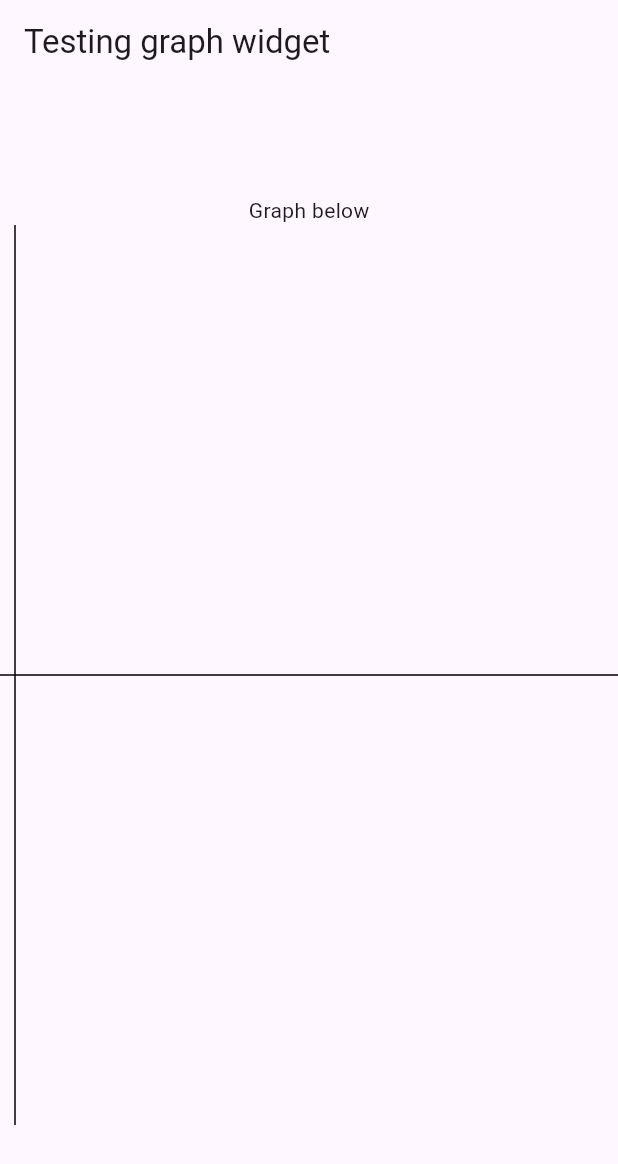
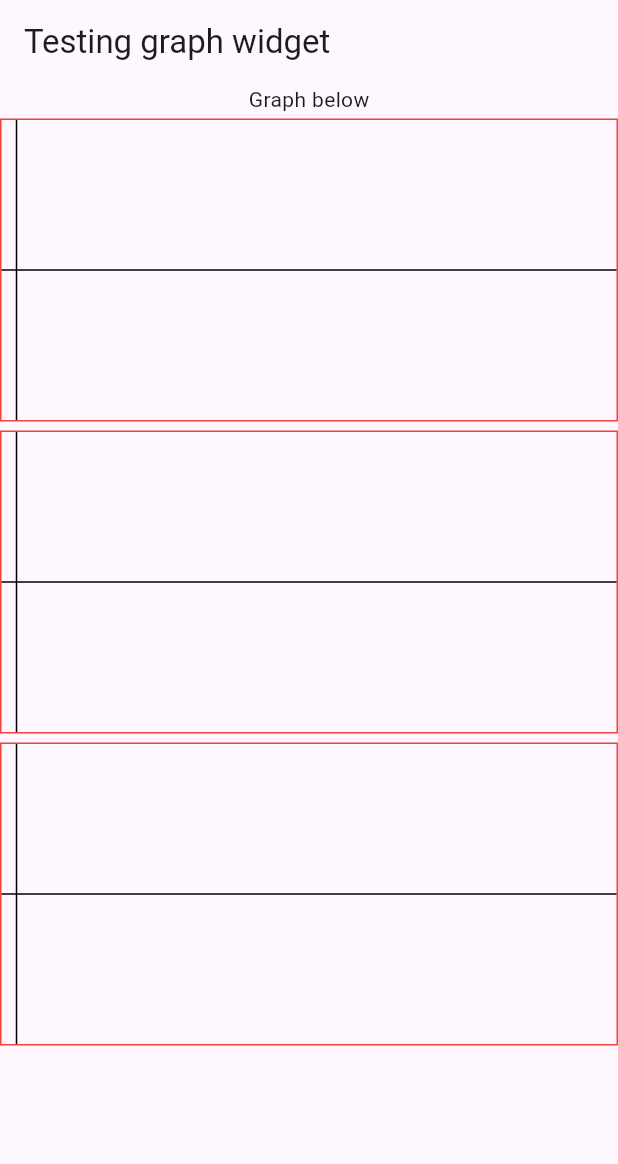
Before and after one commit to Kshitijpawar/Sensors-App, a Flutter app: the screen it shows after launch, on a phone screen of 412 x 824 dp. Shown: the top 1164 px of the screen. Run offline on Flutter 3.47's test engine with Material 3 defaults, Android fonts, the light colour scheme and no system bars; our stand-ins replace sensors_plus.

Commit message:
added axis switches and some ui changes for boxing in the graphs

```diff
--- a/lib/main.dart
+++ b/lib/main.dart
@@ -18,14 +18,25 @@ class SensorApp extends StatelessWidget {
         appBar: AppBar(
           title: Text("Testing graph widget"),
         ),
-        body: Center(
+        body: const Center(
           child: Column(
-            mainAxisAlignment: MainAxisAlignment.center,
+            mainAxisAlignment: MainAxisAlignment.start,
             children: [
               Text("Graph below"),
               GraphWidget(
-                size: Size(double.infinity, 600),
+                size: Size(double.infinity, 200),
                 maxPoints: 100,
+                axisName: "x-axis",
+              ),
+              GraphWidget(
+                size: Size(double.infinity, 200),
+                maxPoints: 100,
+                axisName: "y-axis",
+              ),
+              GraphWidget(
+                size: Size(double.infinity, 200),
+                maxPoints: 100,
+                axisName: "z-axis",
               ),
             ],
           ),
--- a/lib/widgets/graph_widget.dart
+++ b/lib/widgets/graph_widget.dart
@@ -9,7 +9,12 @@ import 'dart:async';
 class GraphWidget extends StatefulWidget {
   final Size size;
   final int maxPoints;
-  const GraphWidget({super.key, required this.size, required this.maxPoints});
+  final String axisName;
+  const GraphWidget(
+      {super.key,
+      required this.size,
+      required this.maxPoints,
+      required this.axisName});
 
   @override
   _GraphWidgetState createState() => _GraphWidgetState();
@@ -37,7 +42,16 @@ class _GraphWidgetState extends State<GraphWidget> {
 
     _accStream =
         accelerometerEventStream().map<double>((AccelerometerEvent event) {
+      switch (widget.axisName) {
+        case "x-axis":
           return event.x;
+        case "y-axis":
+          return event.y;
+        case "z-axis":
+          return event.z;
+        default:
+          return event.x;
+      }
     });
   }
 
@@ -91,14 +105,18 @@ class _GraphWidgetState extends State<GraphWidget> {
         minYvalTest = snapshot.data != null
             ? getMinVal(minYvalTest, snapshot.data!)
             : minYvalTest;
-        print("the max values is $maxYvalTest and the min val is $minYvalTest");
-        return CustomPaint(
+        // print("the max values is $maxYvalTest and the min val is $minYvalTest");
+        return Container(
+          margin: const EdgeInsets.fromLTRB(0, 3.0, 0, 3.0),
+          decoration: BoxDecoration(border: Border.all(color: Colors.red)),
+          child: CustomPaint(
             size: widget.size,
             painter: NewGraphPainter(
               _data,
               maxPoints: widget.maxPoints,
               currMaxVal: maxYvalTest,
               currMinVal: minYvalTest,
+            ),
           ),
         );
       },
@@ -153,8 +171,10 @@ class NewGraphPainter extends CustomPainter {
         if (i == 0) {
           path.moveTo(10, y);
         } else {
-          if (y > size.height)
-          {print("calculating $x and y : $y (data was : ${data[i]}) with $currMaxVal as max and $currMinVal as min val");}
+          // if (y > size.height) {
+          //   print(
+          //       "calculating $x and y : $y (data was : ${data[i]}) with $currMaxVal as max and $currMinVal as min val");
+          // }
           path.lineTo(x, y);
         }
         // path.lineTo(x, y);
```
Lines whose indentation alone changed are shown as unchanged.
